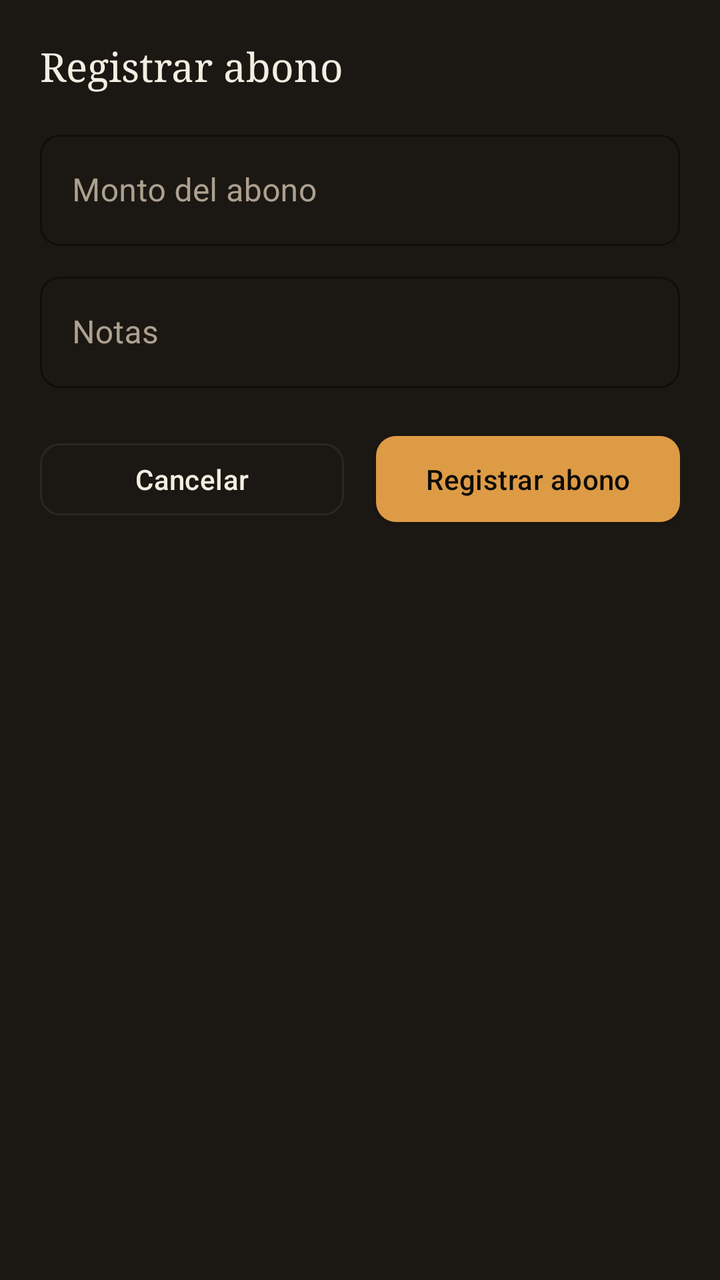
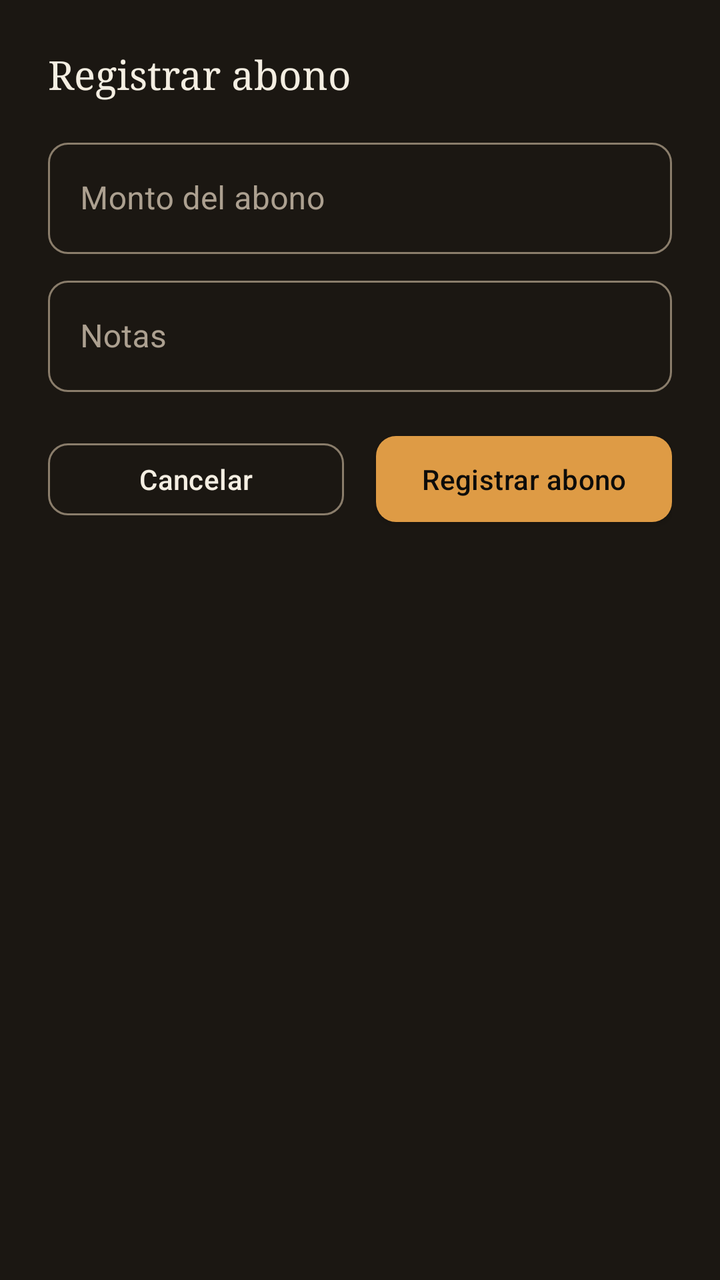

Compare the two renders of this Android layout. The source of the first and the diff that turns it into the second are given below.
<!-- AndroidManifest.xml: application theme Theme.RFragancias -->
<!-- res/layout/dialog_abono_form.xml -->
<?xml version="1.0" encoding="utf-8"?>
<LinearLayout xmlns:android="http://schemas.android.com/apk/res/android"
    android:layout_width="match_parent"
    android:layout_height="wrap_content"
    android:orientation="vertical"
    android:background="@color/surface"
    android:padding="20dp">

    <TextView
        android:layout_width="match_parent"
        android:layout_height="wrap_content"
        android:text="@string/btn_registrar_abono"
        android:textSize="20sp"
        style="@style/TextDisplay" />

    <com.google.android.material.textfield.TextInputLayout
        android:layout_width="match_parent"
        android:layout_height="wrap_content"
        android:layout_marginTop="16dp"
        style="@style/Widget.RFragancias.TextInputLayout">

        <com.google.android.material.textfield.TextInputEditText
            android:id="@+id/edit_monto"
            android:layout_width="match_parent"
            android:layout_height="wrap_content"
            android:inputType="numberDecimal"
            android:hint="@string/hint_monto_abono" />
    </com.google.android.material.textfield.TextInputLayout>

    <com.google.android.material.textfield.TextInputLayout
        android:layout_width="match_parent"
        android:layout_height="wrap_content"
        android:layout_marginTop="10dp"
        style="@style/Widget.RFragancias.TextInputLayout">

        <com.google.android.material.textfield.TextInputEditText
            android:id="@+id/edit_nota"
            android:layout_width="match_parent"
            android:layout_height="wrap_content"
            android:hint="@string/hint_notas_cliente" />
    </com.google.android.material.textfield.TextInputLayout>

    <LinearLayout
        android:layout_width="match_parent"
        android:layout_height="wrap_content"
        android:layout_marginTop="18dp"
        android:orientation="horizontal">

        <com.google.android.material.button.MaterialButton
            android:id="@+id/btn_cancelar"
            android:layout_width="0dp"
            android:layout_height="wrap_content"
            android:layout_weight="1"
            android:layout_marginEnd="8dp"
            android:text="@string/cancelar"
            style="@style/Widget.RFragancias.Button.Outlined" />

        <com.google.android.material.button.MaterialButton
            android:id="@+id/btn_guardar"
            android:layout_width="0dp"
            android:layout_height="wrap_content"
            android:layout_weight="1"
            android:layout_marginStart="8dp"
            android:text="@string/btn_registrar_abono" />
    </LinearLayout>
</LinearLayout>
<!-- resources referenced by this layout -->
<resources>
  <color name="surface">#1B1712</color>
  <string name="btn_registrar_abono">Registrar abono</string>
  <string name="cancelar">Cancelar</string>
  <string name="hint_monto_abono">Monto del abono</string>
  <string name="hint_notas_cliente">Notas</string>
  <style name="TextDisplay">
          <item name="android:textColor">@color/text_primary</item>
          <item name="android:fontFamily">serif</item>
          <item name="android:textSize">26sp</item>
          <item name="android:textStyle">normal</item>
      </style>
  <style name="Widget.RFragancias.Button.Outlined" parent="Widget.MaterialComponents.Button.OutlinedButton">
          <item name="strokeColor">@color/border</item>
          <item name="android:textColor">@color/text_primary</item>
          <item name="android:textAllCaps">false</item>
          <item name="cornerRadius">10dp</item>
      </style>
  <style name="Widget.RFragancias.TextInputLayout" parent="Widget.MaterialComponents.TextInputLayout.OutlinedBox">
          <item name="boxStrokeColor">@color/border</item>
          <item name="hintTextColor">@color/primary</item>
          <item name="android:textColorHint">@color/text_muted</item>
          <item name="boxCornerRadiusTopStart">10dp</item>
          <item name="boxCornerRadiusTopEnd">10dp</item>
          <item name="boxCornerRadiusBottomStart">10dp</item>
          <item name="boxCornerRadiusBottomEnd">10dp</item>
      </style>
  <style name="Theme.RFragancias" parent="Theme.MaterialComponents.DayNight.NoActionBar">
          <item name="colorPrimary">@color/primary</item>
          <item name="colorPrimaryDark">@color/bg</item>
          <item name="colorAccent">@color/primary</item>
          <item name="colorSurface">@color/surface</item>
          <item name="colorOnSurface">@color/text_primary</item>
          <item name="colorOnPrimary">@color/bg</item>
          <item name="android:windowBackground">@color/bg</item>
          <item name="android:statusBarColor">@color/bg</item>
          <item name="android:navigationBarColor">@color/bg</item>
          <item name="android:windowLightStatusBar" tools:targetApi="m">false</item>
          <item name="android:textColorPrimary">@color/text_primary</item>
          <item name="android:textColorSecondary">@color/text_muted</item>
          <item name="materialButtonStyle">@style/Widget.RFragancias.Button</item>
          <item name="editTextStyle">@style/Widget.RFragancias.EditText</item>
          <item name="textInputStyle">@style/Widget.RFragancias.TextInputLayout</item>
      </style>
  <color name="text_primary">#F4EEE2</color>
  <color name="border">#2C2620</color>
  <color name="primary">#DE9B45</color>
  <color name="text_muted">#ACA090</color>
  <color name="bg">#0D0C0A</color>
  <style name="Widget.RFragancias.Button" parent="Widget.MaterialComponents.Button">
          <item name="backgroundTint">@color/primary</item>
          <item name="android:textColor">@color/bg</item>
          <item name="android:textAllCaps">false</item>
          <item name="cornerRadius">10dp</item>
          <item name="android:letterSpacing">0.01</item>
          <item name="android:paddingTop">12dp</item>
          <item name="android:paddingBottom">12dp</item>
      </style>
  <style name="Widget.RFragancias.EditText" parent="Widget.AppCompat.EditText">
          <item name="android:textColor">@color/text_primary</item>
          <item name="android:textColorHint">@color/text_muted</item>
      </style>
</resources>

<!-- the commit's change to res/layout/dialog_abono_form.xml (unified diff, before → after) -->
@@ -4,7 +4,7 @@
     android:layout_height="wrap_content"
     android:orientation="vertical"
     android:background="@color/surface"
-    android:padding="20dp">
+    android:padding="24dp">
 
     <TextView
         android:layout_width="match_parent"
@@ -21,6 +21,7 @@
 
         <com.google.android.material.textfield.TextInputEditText
             android:id="@+id/edit_monto"
+            android:imeOptions="actionNext"
             android:layout_width="match_parent"
             android:layout_height="wrap_content"
             android:inputType="numberDecimal"
@@ -30,11 +31,12 @@
     <com.google.android.material.textfield.TextInputLayout
         android:layout_width="match_parent"
         android:layout_height="wrap_content"
-        android:layout_marginTop="10dp"
+        android:layout_marginTop="8dp"
         style="@style/Widget.RFragancias.TextInputLayout">
 
         <com.google.android.material.textfield.TextInputEditText
             android:id="@+id/edit_nota"
+            android:imeOptions="actionDone"
             android:layout_width="match_parent"
             android:layout_height="wrap_content"
             android:hint="@string/hint_notas_cliente" />
@@ -43,7 +45,7 @@
     <LinearLayout
         android:layout_width="match_parent"
         android:layout_height="wrap_content"
-        android:layout_marginTop="18dp"
+        android:layout_marginTop="16dp"
         android:orientation="horizontal">
 
         <com.google.android.material.button.MaterialButton
<!-- resource entries referenced after the edit -->
@@ -12,13 +12,17 @@
           <item name="android:textStyle">normal</item>
       </style>
   <style name="Widget.RFragancias.Button.Outlined" parent="Widget.MaterialComponents.Button.OutlinedButton">
-          <item name="strokeColor">@color/border</item>
+          <item name="strokeColor">@color/border_input</item>
           <item name="android:textColor">@color/text_primary</item>
+          <item name="android:minHeight">48dp</item>
           <item name="android:textAllCaps">false</item>
           <item name="cornerRadius">10dp</item>
       </style>
   <style name="Widget.RFragancias.TextInputLayout" parent="Widget.MaterialComponents.TextInputLayout.OutlinedBox">
-          <item name="boxStrokeColor">@color/border</item>
+          <item name="boxStrokeColor">@color/input_stroke</item>
+          <item name="boxStrokeErrorColor">@color/error</item>
+          <item name="errorTextColor">@color/error</item>
+          <item name="errorIconTint">@color/error</item>
           <item name="hintTextColor">@color/primary</item>
           <item name="android:textColorHint">@color/text_muted</item>
           <item name="boxCornerRadiusTopStart">10dp</item>
@@ -33,6 +37,8 @@
           <item name="colorSurface">@color/surface</item>
           <item name="colorOnSurface">@color/text_primary</item>
           <item name="colorOnPrimary">@color/bg</item>
+          <item name="colorError">@color/error</item>
+          <item name="colorOnError">@color/bg</item>
           <item name="android:windowBackground">@color/bg</item>
           <item name="android:statusBarColor">@color/bg</item>
           <item name="android:navigationBarColor">@color/bg</item>
@@ -44,7 +50,8 @@
           <item name="textInputStyle">@style/Widget.RFragancias.TextInputLayout</item>
       </style>
   <color name="text_primary">#F4EEE2</color>
-  <color name="border">#2C2620</color>
+  <color name="border_input">#8A7D6B</color>
+  <color name="error">#E08A72</color>
   <color name="primary">#DE9B45</color>
   <color name="text_muted">#ACA090</color>
   <color name="bg">#0D0C0A</color>
